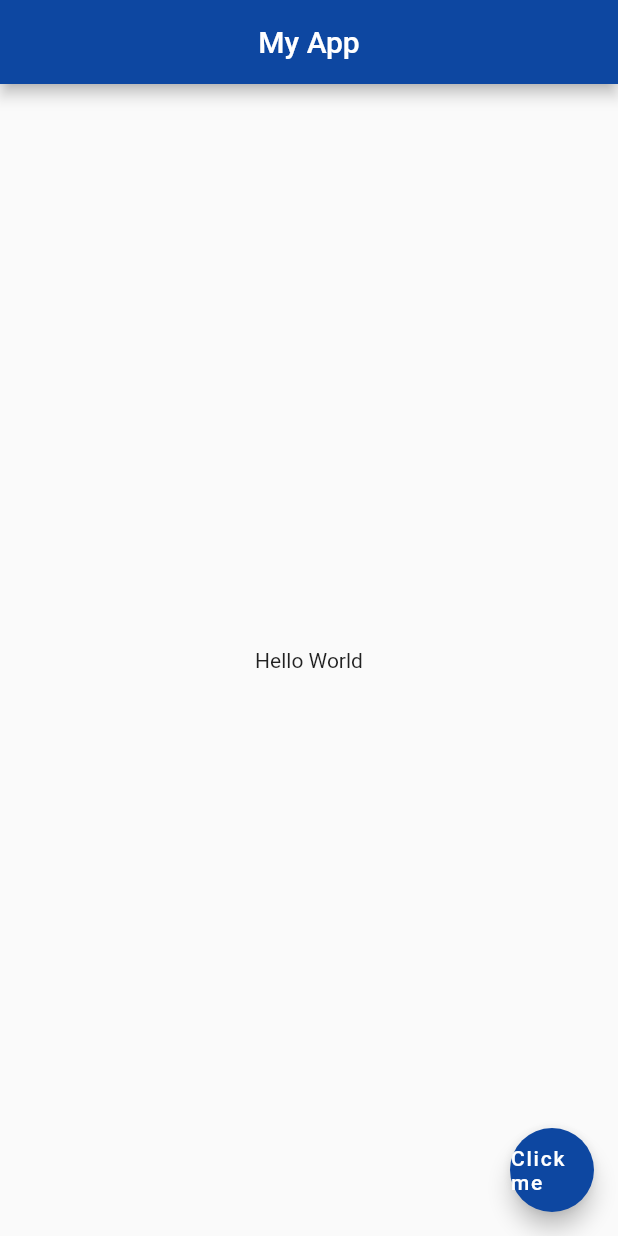
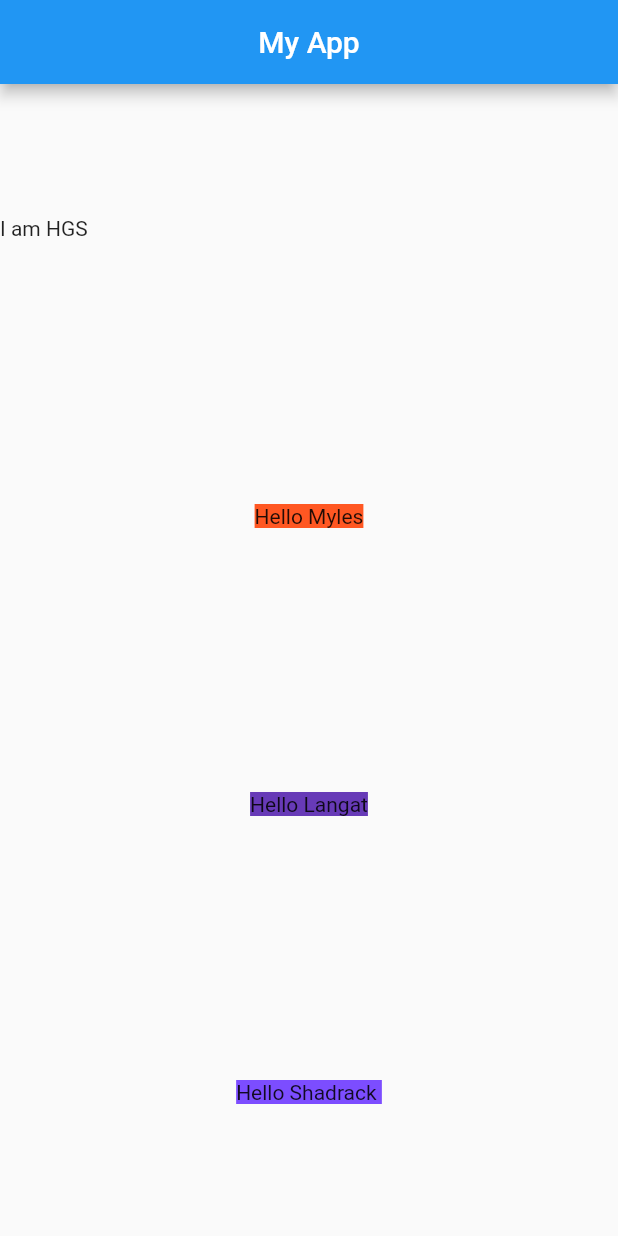
Before and after one commit to shadrackkiprotich/Flutter-App, a Flutter app: the screen it shows after launch, on a phone screen of 412 x 824 dp. Run offline on Flutter 3.47's test engine with Material 2 defaults, Android fonts, the phone set to English and light mode, and no system bars.

Commit message:
Added rows and containers to the original app

```diff
--- a/lib/main.dart
+++ b/lib/main.dart
@@ -1,24 +1,61 @@
 import 'package:flutter/cupertino.dart';
 import 'package:flutter/material.dart';
 
-void main() {
-  runApp(
-    MaterialApp(
-      home: Scaffold(
+void main() => runApp(MaterialApp(
+      home: Home(),
+    ));
+
+class Home extends StatelessWidget {
+  @override
+  Widget build(BuildContext context) {
+    return Scaffold(
       appBar: AppBar(
-          backgroundColor: Colors.blue[900],
+        centerTitle: true,
+        backgroundColor: Colors.blue,
         title: Text("My App"),
-          centerTitle: true,
       ),
-        body: Center(
-          child: Text("Hello World"),
+      // body: Container(
+      // padding: EdgeInsets.fromLTRB(20.0, 10.0, 40.0, 30.0),
+      //margin: EdgeInsets.all(30.0),
+      //color: Colors.green[800],
+      /* body: Row(
+        mainAxisAlignment: MainAxisAlignment.spaceEvenly,
+        crossAxisAlignment: CrossAxisAlignment.start,
+        children: <Widget>[
+          Text("Good Morning Kenya"),
+          RaisedButton(
+            onPressed: () {},
+            color: Colors.blue,
+            child: Text("Click me"),
           ),
-        floatingActionButton: FloatingActionButton(
-          onPressed: () {},
-          child: Text("Click me "),
-          backgroundColor: Colors.blue[900],
+          Container(
+            child: Text("Hello world"),
+            color: Colors.amber,
+            padding: EdgeInsets.all(10.0),
+          )
+        ],
+      ),*/
+      body: Column(
+        mainAxisAlignment: MainAxisAlignment.spaceAround,
+        crossAxisAlignment: CrossAxisAlignment.center,
+        children: <Widget>[
+          Row(
+            children: <Widget>[Text("I am HGS")],
           ),
+          Container(
+            child: Text("Hello Myles"),
+            color: Colors.deepOrange,
           ),
+          Container(
+            child: Text("Hello Langat"),
+            color: Colors.deepPurple,
+          ),
+          Container(
+            child: Text("Hello Shadrack "),
+            color: Colors.deepPurpleAccent,
+          )
+        ],
       ),
     );
   }
+}
```
Also changed, not shown: pubspec.yaml (+4 -3 lines). Lines whose indentation alone changed are shown as unchanged.
